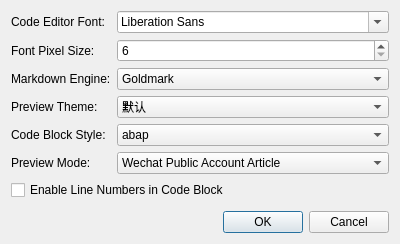
First picture: the form in preferencedialog.ui, repository missdeer/KarenMeu, before the edit.
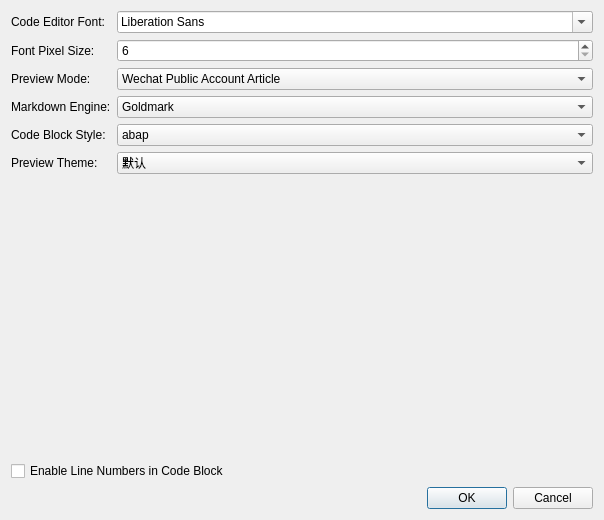
Second picture: the form after the edit.

Commit message: (+)introduce Scintilla as a preview theme editor

```diff
--- a/preferencedialog.ui
+++ b/preferencedialog.ui
@@ -6,8 +6,8 @@
    <rect>
     <x>0</x>
     <y>0</y>
-    <width>400</width>
-    <height>244</height>
+    <width>604</width>
+    <height>520</height>
    </rect>
   </property>
   <property name="sizePolicy">
@@ -19,9 +19,12 @@
   <property name="windowTitle">
    <string>Preference</string>
   </property>
-  <layout class="QVBoxLayout" name="verticalLayout">
+  <layout class="QVBoxLayout" name="verticalLayout" stretch="0,1,0,0">
    <item>
     <layout class="QFormLayout" name="formLayout">
+     <property name="fieldGrowthPolicy">
+      <enum>QFormLayout::AllNonFixedFieldsGrow</enum>
+     </property>
      <item row="0" column="0">
       <widget class="QLabel" name="label_4">
        <property name="text">
@@ -49,14 +52,14 @@
        </property>
       </widget>
      </item>
-     <item row="2" column="0">
+     <item row="3" column="0">
       <widget class="QLabel" name="label_3">
        <property name="text">
         <string>Markdown Engine:</string>
        </property>
       </widget>
      </item>
-     <item row="2" column="1">
+     <item row="3" column="1">
       <widget class="QComboBox" name="cbMarkdownEngine">
        <item>
         <property name="text">
@@ -70,14 +73,14 @@
        </item>
       </widget>
      </item>
-     <item row="3" column="0">
+     <item row="5" column="0">
       <widget class="QLabel" name="label_2">
        <property name="text">
         <string>Preview Theme:</string>
        </property>
       </widget>
      </item>
-     <item row="3" column="1">
+     <item row="5" column="1">
       <widget class="QComboBox" name="cbPreviewTheme">
        <item>
         <property name="text">
@@ -119,6 +122,32 @@
          <string>Gopher</string>
         </property>
        </item>
+       <item>
+        <property name="text">
+         <string>Custom</string>
+        </property>
+       </item>
+      </widget>
+     </item>
+     <item row="2" column="0">
+      <widget class="QLabel" name="label_6">
+       <property name="text">
+        <string>Preview Mode:</string>
+       </property>
+      </widget>
+     </item>
+     <item row="2" column="1">
+      <widget class="QComboBox" name="cbPreviewMode">
+       <item>
+        <property name="text">
+         <string>Wechat Public Account Article</string>
+        </property>
+       </item>
+       <item>
+        <property name="text">
+         <string>Blog Post</string>
+        </property>
+       </item>
       </widget>
      </item>
      <item row="4" column="0">
@@ -317,29 +346,11 @@
        </item>
       </widget>
      </item>
-     <item row="5" column="0">
-      <widget class="QLabel" name="label_6">
-       <property name="text">
-        <string>Preview Mode:</string>
-       </property>
-      </widget>
-     </item>
-     <item row="5" column="1">
-      <widget class="QComboBox" name="cbPreviewMode">
-       <item>
-        <property name="text">
-         <string>Wechat Public Account Article</string>
-        </property>
-       </item>
-       <item>
-        <property name="text">
-         <string>Blog Post</string>
-        </property>
-       </item>
-      </widget>
-     </item>
     </layout>
    </item>
+   <item>
+    <widget class="QWidget" name="previewThemeEditorContainer" native="true"/>
+   </item>
    <item>
     <widget class="QCheckBox" name="cbEnableLineNumbers">
      <property name="text">
@@ -347,19 +358,6 @@
      </property>
     </widget>
    </item>
-   <item>
-    <spacer name="verticalSpacer">
-     <property name="orientation">
-      <enum>Qt::Vertical</enum>
-     </property>
-     <property name="sizeHint" stdset="0">
-      <size>
-       <width>20</width>
-       <height>40</height>
-      </size>
-     </property>
-    </spacer>
-   </item>
    <item>
     <widget class="QDialogButtonBox" name="buttonBox">
      <property name="orientation">
```
The commit also changes 139 other files.
